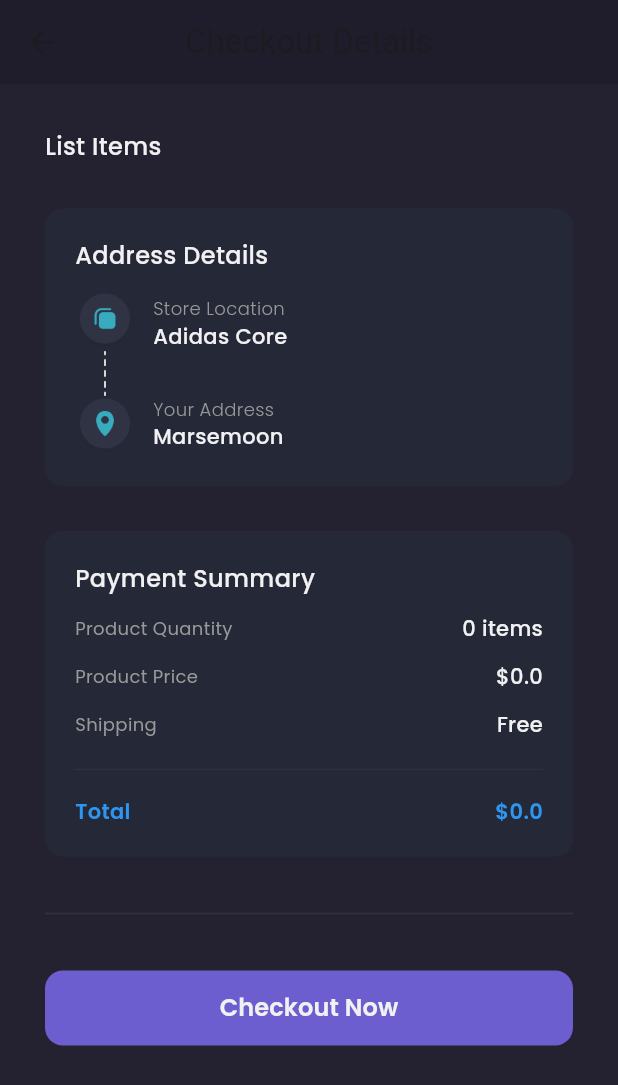
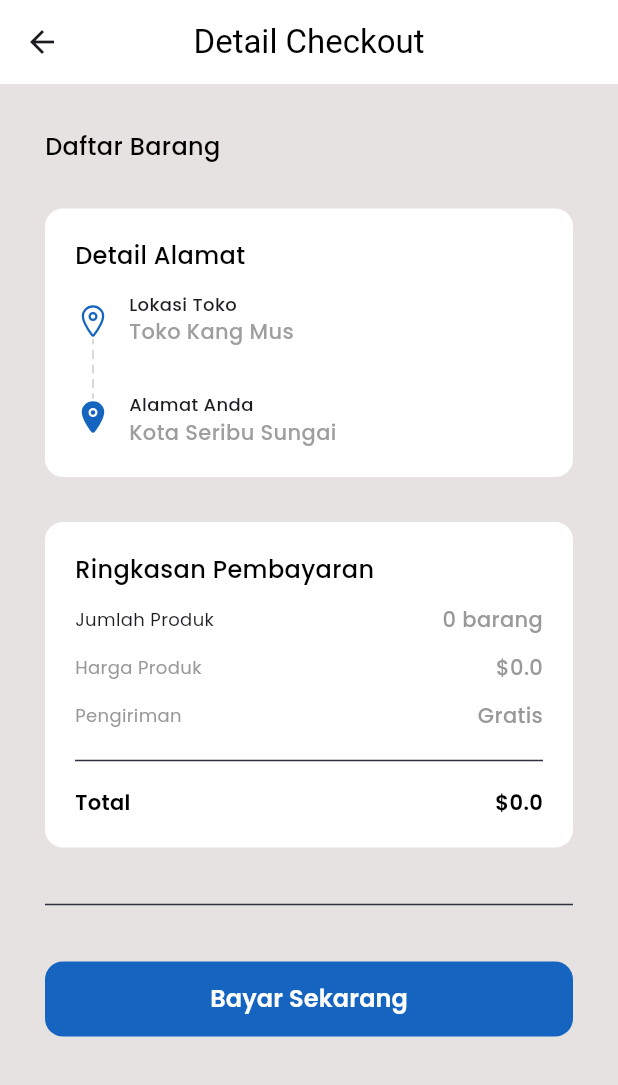
Before and after one commit to papermintx/flutApp, a Flutter app: the CheckoutPage screen opened by its route, on a phone screen of 412 x 824 dp. Shown: the top 1085 px of the screen. Run offline on Flutter 3.47's test engine with Material 3 defaults, Android fonts, the phone set to English and light mode, and no system bars; our stand-ins replace carousel_slider, flutter_svg, google_fonts, ionicons; accounts and stored records are empty; network calls fail.

Commit message:
flutter fix myApp v1.xx

```diff
--- a/lib/main.dart
+++ b/lib/main.dart
@@ -44,8 +44,8 @@ class MyApp extends StatelessWidget {
           '/home': (context) => const MainPage(),
           '/cart': (context) => CartPage(),
           '/checkout': (context) => CheckoutPage(),
-          '/checkout-success': (context) => CheckoutSuccessPage(),
-          '/edit-profile': (context) => EditProfilePage(),
+          '/checkout-success': (context) => HalamanCheckoutBerhasil(),
+          '/edit-profile': (context) => HalamanEditProfil(),
           '/detail-chat': (context) => const DetailChatPage(),
         },
       ),
--- a/lib/pages/checkout_page.dart
+++ b/lib/pages/checkout_page.dart
@@ -1,4 +1,6 @@
 import 'package:flutter/material.dart';
+import 'package:google_fonts/google_fonts.dart';
+import 'package:ionicons/ionicons.dart';
 import 'package:my_market/providers/auth_provider.dart';
 import 'package:my_market/providers/cart_provider.dart';
 import 'package:my_market/providers/transaction_provider.dart';
@@ -8,7 +10,7 @@ import 'package:my_market/widgets/loading_button.dart';
 import 'package:provider/provider.dart';
 
 class CheckoutPage extends StatefulWidget {
-  const CheckoutPage({super.key});
+  const CheckoutPage({Key? key});
 
   @override
   State<CheckoutPage> createState() => _CheckoutPageState();
@@ -43,22 +45,23 @@ class _CheckoutPageState extends State<CheckoutPage> {
     Widget content() {
       return ListView(
         padding: EdgeInsets.symmetric(
-          horizontal: defaultMargin,
+          horizontal: 30.0,
         ),
         children: [
-          // NOTE: LIST ITEMS
+          // CATATAN: DAFTAR BARANG
           Container(
             margin: EdgeInsets.only(
-              top: defaultMargin,
+              top: 30.0,
             ),
             child: Column(
               crossAxisAlignment: CrossAxisAlignment.start,
               children: [
                 Text(
-                  'List Items',
-                  style: primaryTextStyle.copyWith(
+                  'Daftar Barang',
+                  style: GoogleFonts.poppins(
                     fontSize: 16,
-                    fontWeight: medium,
+                    fontWeight: FontWeight.w500,
+                    color: Colors.black, // Ubah warna teks menjadi hitam
                   ),
                 ),
                 Column(
@@ -74,21 +77,22 @@ class _CheckoutPageState extends State<CheckoutPage> {
 
           Container(
             margin: EdgeInsets.only(
-              top: defaultMargin,
+              top: 30.0,
             ),
             padding: EdgeInsets.all(20),
             decoration: BoxDecoration(
-              color: backgroundColor4,
+              color: Colors.white,
               borderRadius: BorderRadius.circular(12),
             ),
             child: Column(
               crossAxisAlignment: CrossAxisAlignment.start,
               children: [
                 Text(
-                  'Address Details',
-                  style: primaryTextStyle.copyWith(
+                  'Detail Alamat',
+                  style: GoogleFonts.poppins(
+                    color: Colors.black,
                     fontSize: 16,
-                    fontWeight: medium,
+                    fontWeight: FontWeight.w500,
                   ),
                 ),
                 SizedBox(
@@ -98,18 +102,15 @@ class _CheckoutPageState extends State<CheckoutPage> {
                   children: [
                     Column(
                       children: [
-                        Image.asset(
-                          'assets/icon_store_location.png',
-                          width: 40,
+                        Icon(
+                          Ionicons.location_outline,
+                          color: Colors.blue[800],
                         ),
                         Image.asset(
                           'assets/icon_line.png',
-                          height: 30,
+                          height: 40,
                         ),
-                        Image.asset(
-                          'assets/icon_your_address.png',
-                          width: 40,
-                        ),
+                        Icon(Ionicons.location, color: Colors.blue[800])
                       ],
                     ),
                     SizedBox(
@@ -119,32 +120,34 @@ class _CheckoutPageState extends State<CheckoutPage> {
                       crossAxisAlignment: CrossAxisAlignment.start,
                       children: [
                         Text(
-                          'Store Location',
-                          style: secondaryTextStyle.copyWith(
+                          'Lokasi Toko',
+                          style: GoogleFonts.poppins(
                             fontSize: 12,
-                            fontWeight: light,
+                            fontWeight: FontWeight.w500,
                           ),
                         ),
                         Text(
-                          'Adidas Core',
-                          style: primaryTextStyle.copyWith(
-                            fontWeight: medium,
+                          'Toko Kang Mus',
+                          style: GoogleFonts.poppins(
+                            fontWeight: FontWeight.w500,
+                            color: Colors.grey,
                           ),
                         ),
                         SizedBox(
-                          height: defaultMargin,
+                          height: 30.0,
                         ),
                         Text(
-                          'Your Address',
-                          style: secondaryTextStyle.copyWith(
+                          'Alamat Anda',
+                          style: GoogleFonts.poppins(
                             fontSize: 12,
-                            fontWeight: light,
+                            fontWeight: FontWeight.w500,
                           ),
                         ),
                         Text(
-                          'Marsemoon',
-                          style: primaryTextStyle.copyWith(
-                            fontWeight: medium,
+                          'Kota Seribu Sungai',
+                          style: GoogleFonts.poppins(
+                            fontWeight: FontWeight.w500,
+                            color: Colors.grey,
                           ),
                         ),
                       ],
@@ -155,24 +158,24 @@ class _CheckoutPageState extends State<CheckoutPage> {
             ),
           ),
 
-          // NOTE: PAYMENT SUMMARY
           Container(
             margin: EdgeInsets.only(
-              top: defaultMargin,
+              top: 30.0,
             ),
             padding: EdgeInsets.all(20),
             decoration: BoxDecoration(
-              color: backgroundColor4,
+              color: Colors.white,
               borderRadius: BorderRadius.circular(12),
             ),
             child: Column(
               crossAxisAlignment: CrossAxisAlignment.start,
               children: [
                 Text(
-                  'Payment Summary',
-                  style: primaryTextStyle.copyWith(
+                  'Ringkasan Pembayaran',
+                  style: GoogleFonts.poppins(
                     fontSize: 16,
-                    fontWeight: medium,
+                    fontWeight: FontWeight.w500,
+                    color: Colors.black, // Ubah warna teks menjadi hitam
                   ),
                 ),
                 SizedBox(
@@ -182,15 +185,16 @@ class _CheckoutPageState extends State<CheckoutPage> {
                   mainAxisAlignment: MainAxisAlignment.spaceBetween,
                   children: [
                     Text(
-                      'Product Quantity',
-                      style: secondaryTextStyle.copyWith(
+                      'Jumlah Produk',
+                      style: GoogleFonts.poppins(
                         fontSize: 12,
                       ),
                     ),
                     Text(
-                      '${cartProvider.totalItems()} items',
-                      style: primaryTextStyle.copyWith(
-                        fontWeight: medium,
+                      '${cartProvider.totalItems()} barang',
+                      style: GoogleFonts.poppins(
+                        fontWeight: FontWeight.w500,
+                        color: Color(0xff999999),
                       ),
                     ),
                   ],
@@ -202,15 +206,16 @@ class _CheckoutPageState extends State<CheckoutPage> {
                   mainAxisAlignment: MainAxisAlignment.spaceBetween,
                   children: [
                     Text(
-                      'Product Price',
+                      'Harga Produk',
                       style: secondaryTextStyle.copyWith(
                         fontSize: 12,
                       ),
                     ),
                     Text(
                       '\$${cartProvider.totalPrice()}',
-                      style: primaryTextStyle.copyWith(
-                        fontWeight: medium,
+                      style: GoogleFonts.poppins(
+                        fontWeight: FontWeight.w500,
+                        color: Color(0xff999999),
                       ),
                     ),
                   ],
@@ -222,15 +227,16 @@ class _CheckoutPageState extends State<CheckoutPage> {
                   mainAxisAlignment: MainAxisAlignment.spaceBetween,
                   children: [
                     Text(
-                      'Shipping',
+                      'Pengiriman',
                       style: secondaryTextStyle.copyWith(
                         fontSize: 12,
                       ),
                     ),
                     Text(
-                      'Free',
-                      style: primaryTextStyle.copyWith(
-                        fontWeight: medium,
+                      'Gratis',
+                      style: GoogleFonts.poppins(
+                        fontWeight: FontWeight.w500,
+                        color: Color(0xff999999),
                       ),
                     ),
                   ],
@@ -250,14 +256,16 @@ class _CheckoutPageState extends State<CheckoutPage> {
                   children: [
                     Text(
                       'Total',
-                      style: priceTextStyle.copyWith(
-                        fontWeight: semiBold,
+                      style: GoogleFonts.poppins(
+                        fontWeight: FontWeight.w600,
+                        color: Colors.black, // Ubah warna teks menjadi hitam
                       ),
                     ),
                     Text(
                       '\$${cartProvider.totalPrice()}',
-                      style: priceTextStyle.copyWith(
-                        fontWeight: semiBold,
+                      style: GoogleFonts.poppins(
+                        fontWeight: FontWeight.w600,
+                        color: Colors.black, // Ubah warna teks menjadi hitam
                       ),
                     ),
                   ],
@@ -266,9 +274,9 @@ class _CheckoutPageState extends State<CheckoutPage> {
             ),
           ),
 
-          // NOTE: CHECKOUT BUTTON
+          // CATATAN: TOMBOL CHECKOUT
           SizedBox(
-            height: defaultMargin,
+            height: 30.0,
           ),
           Divider(
             thickness: 1,
@@ -280,12 +288,12 @@ class _CheckoutPageState extends State<CheckoutPage> {
                   height: 50,
                   width: double.infinity,
                   margin: EdgeInsets.symmetric(
-                    vertical: defaultMargin,
+                    vertical: 30.0,
                   ),
                   child: TextButton(
                     onPressed: handleCheckout,
                     style: TextButton.styleFrom(
-                      backgroundColor: primaryColor,
+                      backgroundColor: Colors.blue[800],
                       shape: RoundedRectangleBorder(
                         borderRadius: BorderRadius.circular(12),
                       ),
@@ -293,10 +301,11 @@ class _CheckoutPageState extends State<CheckoutPage> {
                     child: GestureDetector(
                       onTap: handleCheckout,
                       child: Text(
-                        'Checkout Now',
-                        style: primaryTextStyle.copyWith(
+                        'Bayar Sekarang',
+                        style: GoogleFonts.poppins(
+                          color: Colors.white,
                           fontSize: 16,
-                          fontWeight: semiBold,
+                          fontWeight: FontWeight.w600,
                         ),
                       ),
                     ),
@@ -307,13 +316,15 @@ class _CheckoutPageState extends State<CheckoutPage> {
     }
 
     return Scaffold(
-      backgroundColor: backgroundColor3,
+      backgroundColor: const Color.fromARGB(255, 231, 226, 226),
       appBar: AppBar(
-        backgroundColor: backgroundColor1,
+        backgroundColor: Colors.white,
         elevation: 0,
         centerTitle: true,
         title: Text(
-          'Checkout Details',
+          'Detail Checkout',
+          style:
+              TextStyle(color: Colors.black), // Ubah warna teks menjadi hitam
         ),
       ),
       body: content(),
--- a/lib/pages/home/home_page.dart
+++ b/lib/pages/home/home_page.dart
@@ -232,7 +232,7 @@ class ListKategoriAktif extends StatelessWidget {
       margin: const EdgeInsets.only(right: 16),
       decoration: BoxDecoration(
         borderRadius: BorderRadius.circular(12),
-        color: const Color(0xff6C5ECF),
+        color: Colors.blue[800],
       ),
       child: Text(
         label,
--- a/lib/pages/product_page.dart
+++ b/lib/pages/product_page.dart
@@ -114,7 +114,7 @@ class _ProductPageState extends State<ProductPage> {
         ),
         decoration: BoxDecoration(
           borderRadius: BorderRadius.circular(10),
-          color: currentIndex == index ? Colors.blue : const Color(0xffC4C4C4),
+          color: currentIndex == index ? Colors.blue : Colors.grey,
         ),
       );
     }
@@ -161,7 +161,7 @@ class _ProductPageState extends State<ProductPage> {
                   ),
                 ),
                 GestureDetector(
-                  onTap: (){
+                  onTap: () {
                     Navigator.pushNamed(context, '/cart');
                   },
                   child: const Icon(
--- a/lib/pages/sign_in_page.dart
+++ b/lib/pages/sign_in_page.dart
@@ -59,7 +59,7 @@ class _SignInPageState extends State<SignInPage> {
     }
 
     return Scaffold(
-      backgroundColor: const Color.fromARGB(255, 231, 226, 226),
+        backgroundColor: const Color.fromARGB(255, 231, 226, 226),
       body: SafeArea(
         child: Padding(
           padding: const EdgeInsets.all(16.0),
--- a/lib/widgets/wishlist_card.dart
+++ b/lib/widgets/wishlist_card.dart
@@ -3,8 +3,6 @@ import 'package:google_fonts/google_fonts.dart';
 import 'package:my_market/models/product_model.dart';
 import 'package:my_market/providers/wishlist_provider.dart';
 import 'package:provider/provider.dart';
-// import 'package:my_market/models/product_model.dart';
-import '/theme.dart';
 
 class WishlistCard extends StatelessWidget {
   const WishlistCard({super.key, required this.product});
```
Also changed, not shown: lib/models/message_model.dart (deleted, +0 -63 lines), lib/pages/chart_page.dart (+49 -33 lines), lib/pages/checkout_success_page.dart (+42 -32 lines), lib/pages/edit_profile_page.dart (+41 -39 lines), lib/services/message_service.dart (deleted, +0 -55 lines), lib/widgets/cart_card.dart (+27 -26 lines), lib/widgets/checkout_card.dart (+14 -10 lines), lib/widgets/loading_button.dart (+6 -5 lines), lib/widgets/product_tile.dart (+22 -7 lines).
